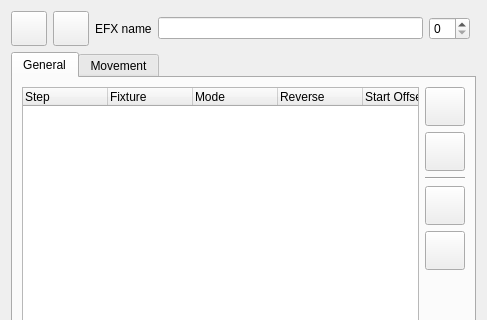
Before: the Qt Designer form ui/src/efxeditor.ui in LouMayans/qlcplus, drawn with Qt 5; both pictures show x 0 to 487 and y 0 to 320 of the 487 by 577 pixel window.
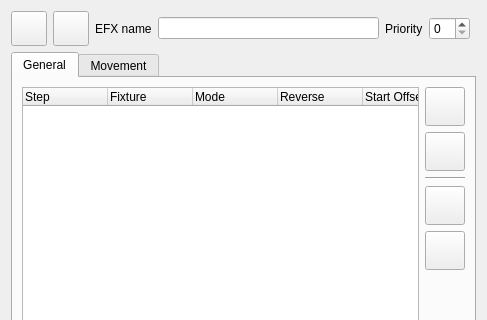
After: the same form once the commit is applied. Icons and pictures are not drawn.

Commit message: made it so 0 values still went through with my priority system and not overwritten because they are 0.....

```diff
--- a/ui/src/efxeditor.ui
+++ b/ui/src/efxeditor.ui
@@ -723,6 +723,19 @@
        </property>
       </widget>
      </item>
+     <item>
+      <widget class="QLabel" name="m_priorityLabel">
+       <property name="sizePolicy">
+        <sizepolicy hsizetype="Maximum" vsizetype="Preferred">
+         <horstretch>0</horstretch>
+         <verstretch>0</verstretch>
+        </sizepolicy>
+       </property>
+       <property name="text">
+        <string>Priority</string>
+       </property>
+      </widget>
+     </item>
      <item>
       <widget class="QSpinBox" name="m_louPriority">
        </widget>
```
The commit also changes 6 other files.
